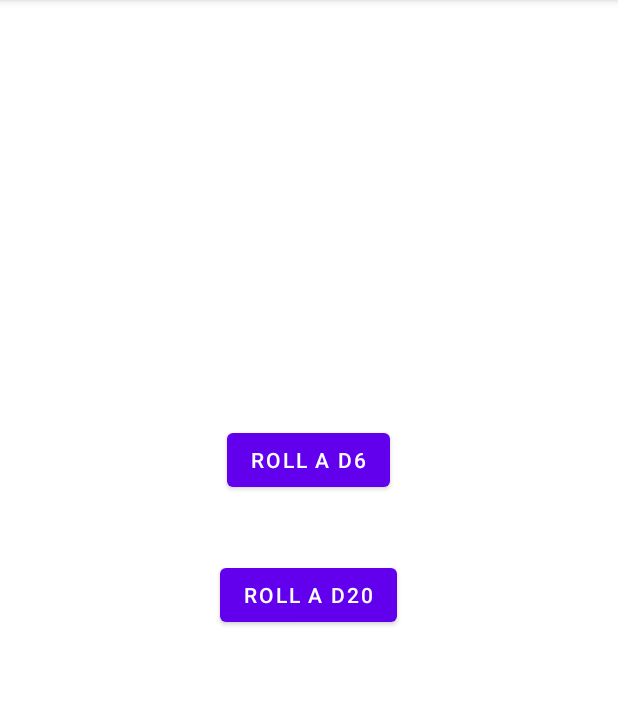
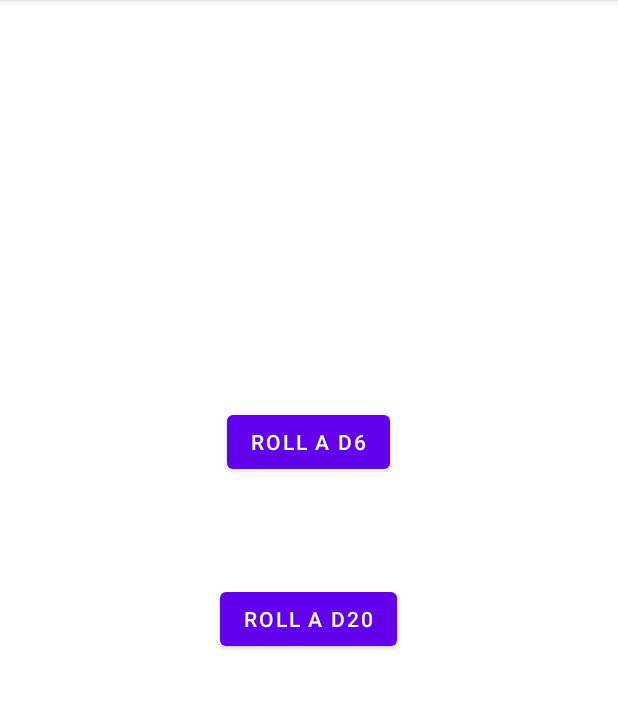
Before and after one commit to FairWhisperBAB/DiceRollingApplication, an Android app: the screen it shows after launch (SelectionScreen), on a phone screen of 412 x 824 dp, the part 84-793 px from its top. Run offline under Robolectric (Android 15) with nearby library versions, the phone set to English and light mode, and no system bars.

```diff
--- a/app/src/main/res/layout/activity_selection_screen.xml
+++ b/app/src/main/res/layout/activity_selection_screen.xml
@@ -10,6 +10,7 @@
         android:id="@+id/button"
         android:layout_width="wrap_content"
         android:layout_height="wrap_content"
+        android:layout_marginBottom="32dp"
         android:onClick="GoToD6"
         android:text="@string/d6_button"
         android:textColor="#FFFFFF"
@@ -24,6 +25,7 @@
         android:id="@+id/button2"
         android:layout_width="wrap_content"
         android:layout_height="wrap_content"
+        android:layout_marginTop="32dp"
         android:onClick="GoToD20"
         android:text="@string/d20_button"
         android:textColor="#FFFFFF"
```
